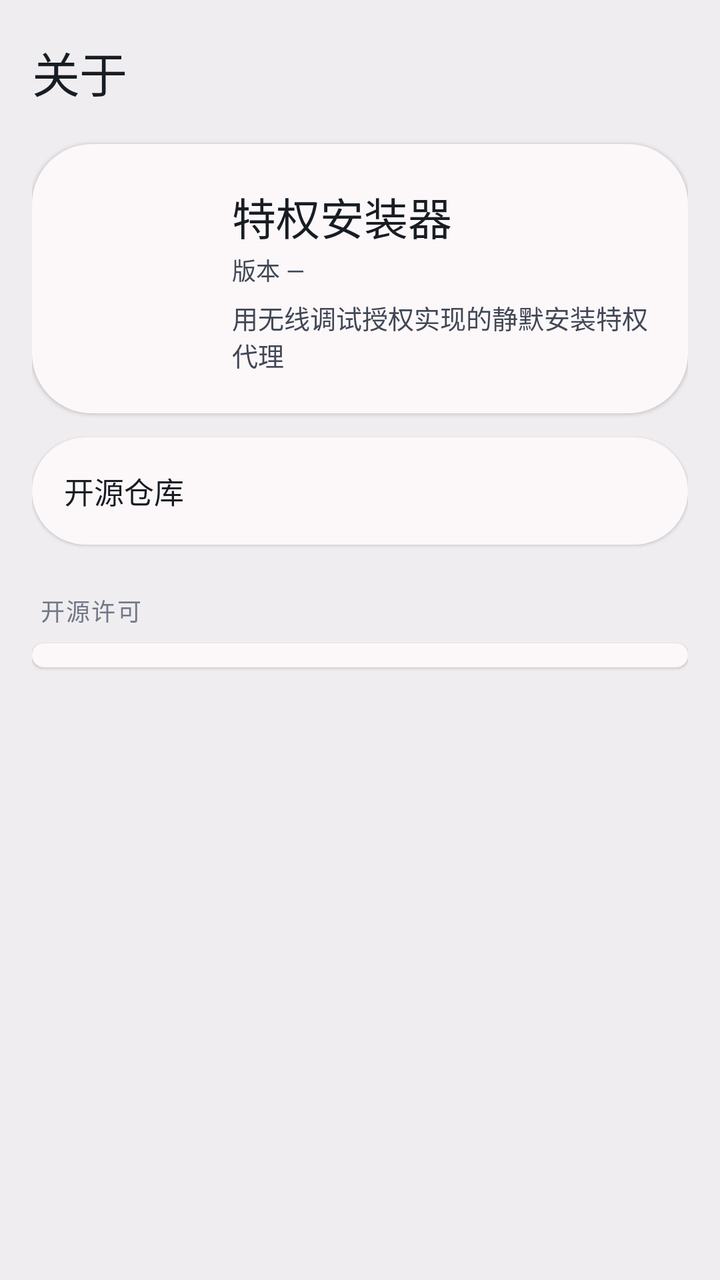
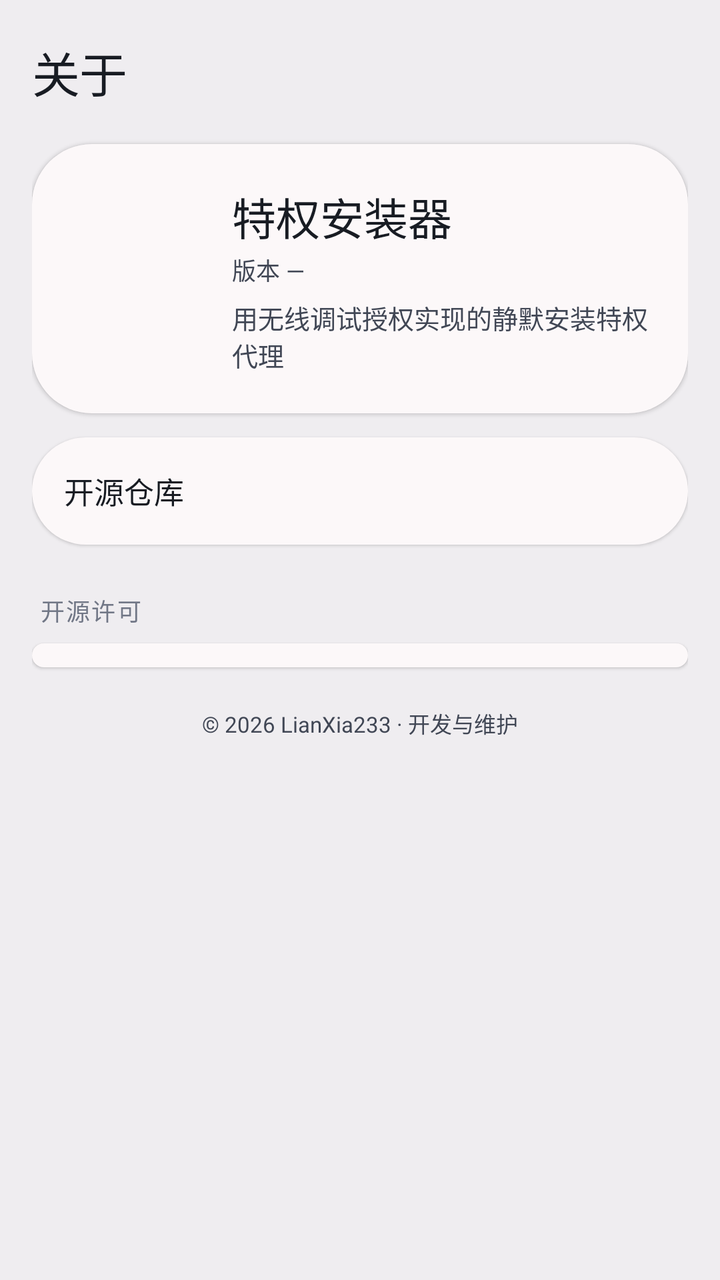

An Android layout rendered at two revisions. The XML below is the earlier revision; the diff shows what the commit changed to produce the second picture.
<!-- AndroidManifest.xml: application theme AppTheme -->
<!-- res/layout/page_about.xml -->
<?xml version="1.0" encoding="utf-8"?>
<ScrollView xmlns:android="http://schemas.android.com/apk/res/android"
    android:id="@+id/aboutScroll"
    android:layout_width="match_parent"
    android:layout_height="match_parent"
    android:background="@color/window_bg"
    android:clipToPadding="false"
    android:fillViewport="true"
    android:overScrollMode="never"
    android:scrollbars="none">

    <LinearLayout
        android:id="@+id/aboutContent"
        android:layout_width="match_parent"
        android:layout_height="wrap_content"
        android:orientation="vertical"
        android:paddingStart="16dp"
        android:paddingEnd="16dp"
        android:paddingBottom="140dp">

        <TextView
            style="@style/PbText.PageTitle"
            android:layout_width="wrap_content"
            android:layout_height="72dp"
            android:gravity="center_vertical"
            android:text="@string/tab_about" />

        <LinearLayout
            android:layout_width="match_parent"
            android:layout_height="wrap_content"
            android:background="@drawable/pb_card"
            android:elevation="1dp"
            android:gravity="center_vertical"
            android:orientation="horizontal"
            android:padding="20dp">

            <ImageView
                android:layout_width="64dp"
                android:layout_height="64dp"
                android:contentDescription="@string/app_name"
                android:src="@mipmap/ic_launcher" />

            <LinearLayout
                android:layout_width="0dp"
                android:layout_height="wrap_content"
                android:layout_marginStart="16dp"
                android:layout_weight="1"
                android:orientation="vertical">

                <TextView
                    style="@style/PbText.Title2"
                    android:layout_width="wrap_content"
                    android:layout_height="wrap_content"
                    android:text="@string/app_name" />

                <TextView
                    android:id="@+id/aboutVersion"
                    style="@style/PbText.Caption"
                    android:layout_width="wrap_content"
                    android:layout_height="wrap_content"
                    android:layout_marginTop="2dp"
                    android:text="@string/about_version_placeholder" />

                <TextView
                    style="@style/PbText.Footnote"
                    android:layout_width="match_parent"
                    android:layout_height="wrap_content"
                    android:layout_marginTop="6dp"
                    android:text="@string/about_tagline"
                    android:textColor="@color/text_secondary" />
            </LinearLayout>
        </LinearLayout>

        <LinearLayout
            android:id="@+id/cardRepo"
            android:layout_width="match_parent"
            android:layout_height="wrap_content"
            android:layout_marginTop="12dp"
            android:background="@drawable/pb_card"
            android:clickable="true"
            android:elevation="1dp"
            android:focusable="true"
            android:gravity="center_vertical"
            android:orientation="horizontal"
            android:padding="16dp">

            <TextView
                style="@style/PbText.Subheadline"
                android:layout_width="0dp"
                android:layout_height="wrap_content"
                android:layout_weight="1"
                android:fontFamily="sans-serif-medium"
                android:text="@string/about_repo" />

            <TextView
                android:id="@+id/tvRepo"
                style="@style/PbText.Mono"
                android:layout_width="wrap_content"
                android:layout_height="wrap_content"
                android:maxWidth="220dp"
                android:maxLines="1"
                android:ellipsize="middle"
                android:textColor="@color/brand_primary" />
        </LinearLayout>

        <TextView
            style="@style/PbText.Section"
            android:layout_width="wrap_content"
            android:layout_height="wrap_content"
            android:layout_marginTop="24dp"
            android:layout_marginStart="4dp"
            android:layout_marginBottom="8dp"
            android:text="@string/about_licenses" />

        <LinearLayout
            android:id="@+id/licenseList"
            android:layout_width="match_parent"
            android:layout_height="wrap_content"
            android:background="@drawable/pb_card"
            android:elevation="1dp"
            android:orientation="vertical"
            android:padding="6dp" />
    </LinearLayout>
</ScrollView>
<!-- resources referenced by this layout -->
<resources>
  <color name="brand_primary">@color/pb_primary</color>
  <color name="text_secondary">@color/pb_on_surface_variant</color>
  <color name="window_bg">@color/pb_page</color>
  <!-- drawable pb_card (drawable) -->
  <?xml version="1.0" encoding="utf-8"?>
  <shape xmlns:android="http://schemas.android.com/apk/res/android" android:shape="rectangle">
      <solid android:color="@color/pb_card" />
      <corners android:radius="30dp" />
  </shape>
  <!-- mipmap ic_launcher (mipmap-anydpi-v26) -->
  <?xml version="1.0" encoding="utf-8"?>
  <adaptive-icon xmlns:android="http://schemas.android.com/apk/res/android">
      <background android:drawable="@mipmap/ic_launcher_backdrop"/>
      <foreground android:drawable="@mipmap/ic_launcher_foreground"/>
      <monochrome android:drawable="@drawable/ic_launcher_monochrome"/>
  </adaptive-icon>
  <string name="about_licenses">开源许可</string>
  <string name="about_repo">开源仓库</string>
  <string name="about_tagline">用无线调试授权实现的静默安装特权代理</string>
  <string name="about_version_placeholder">版本 —</string>
  <string name="app_name">特权安装器</string>
  <string name="tab_about">关于</string>
  <style name="PbText.Caption" parent="PbText">
          <item name="android:textSize">12sp</item>
          <item name="android:textColor">@color/text_secondary</item>
      </style>
  <style name="PbText.Footnote" parent="PbText">
          <item name="android:textSize">13sp</item>
      </style>
  <style name="PbText.Mono" parent="PbText.Footnote">
          <item name="android:fontFamily">monospace</item>
          <item name="android:textSize">12sp</item>
      </style>
  <style name="PbText.PageTitle" parent="PbText">
          <item name="android:textSize">24sp</item>
          <item name="android:fontFamily">sans-serif-medium</item>
          <item name="android:letterSpacing">-0.01</item>
      </style>
  <style name="PbText.Section" parent="PbText.Caption">
          <item name="android:textSize">12sp</item>
          <item name="android:fontFamily">sans-serif-medium</item>
          <item name="android:letterSpacing">0.06</item>
          <item name="android:textColor">@color/text_muted</item>
      </style>
  <style name="PbText.Subheadline" parent="PbText">
          <item name="android:textSize">15sp</item>
      </style>
  <style name="PbText.Title2" parent="PbText">
          <item name="android:textSize">22sp</item>
          <item name="android:fontFamily">sans-serif-medium</item>
      </style>
  <color name="pb_primary">#007AFF</color>
  <color name="pb_on_surface_variant">#414755</color>
  <color name="pb_page">#EFEDF0</color>
  <color name="pb_card">#FCF8F9</color>
  <style name="PbText" parent="android:Widget.TextView">
          <item name="android:fontFamily">sans-serif</item>
          <item name="android:textColor">@color/text_primary</item>
          <item name="android:includeFontPadding">false</item>
          <item name="android:letterSpacing">0</item>
      </style>
  <color name="text_muted">@color/pb_outline</color>
  <color name="text_primary">@color/pb_on_surface</color>
  <color name="ripple_soft">#007AFF33</color>
  <color name="pb_outline">#717786</color>
  <color name="pb_on_surface">#181C23</color>
  <!-- unchanged entries left out for length: 2 -->
</resources>

<!-- the commit's change to res/layout/page_about.xml (unified diff, before → after) -->
@@ -120,5 +120,13 @@
             android:elevation="1dp"
             android:orientation="vertical"
             android:padding="6dp" />
+
+        <TextView
+            style="@style/PbText.Caption2"
+            android:layout_width="match_parent"
+            android:layout_height="wrap_content"
+            android:layout_marginTop="20dp"
+            android:gravity="center"
+            android:text="@string/about_copyright" />
     </LinearLayout>
 </ScrollView>
<!-- resource entries referenced after the edit -->
@@ -16,6 +16,7 @@
       <foreground android:drawable="@mipmap/ic_launcher_foreground"/>
       <monochrome android:drawable="@drawable/ic_launcher_monochrome"/>
   </adaptive-icon>
+  <string name="about_copyright">© 2026 LianXia233 · 开发与维护</string>
   <string name="about_licenses">开源许可</string>
   <string name="about_repo">开源仓库</string>
   <string name="about_tagline">用无线调试授权实现的静默安装特权代理</string>
@@ -24,6 +25,10 @@
   <string name="tab_about">关于</string>
   <style name="PbText.Caption" parent="PbText">
           <item name="android:textSize">12sp</item>
+          <item name="android:textColor">@color/text_secondary</item>
+      </style>
+  <style name="PbText.Caption2" parent="PbText">
+          <item name="android:textSize">11sp</item>
           <item name="android:textColor">@color/text_secondary</item>
       </style>
   <style name="PbText.Footnote" parent="PbText">
